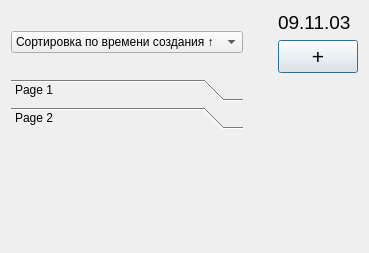
Qt form plan_dialog.ui (JustGoodkoff/Organizer) before a commit.
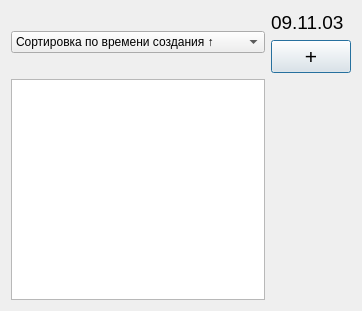
The same form after that commit.

Patch:
```diff
--- a/plan_dialog.ui
+++ b/plan_dialog.ui
@@ -6,60 +6,15 @@
    <rect>
     <x>0</x>
     <y>0</y>
-    <width>369</width>
-    <height>253</height>
+    <width>362</width>
+    <height>311</height>
    </rect>
   </property>
   <property name="windowTitle">
    <string>Dialog</string>
   </property>
   <layout class="QGridLayout" name="gridLayout">
-   <item row="2" column="0">
-    <widget class="QToolBox" name="toolBox">
-     <property name="currentIndex">
-      <number>1</number>
-     </property>
-     <widget class="QWidget" name="page">
-      <property name="geometry">
-       <rect>
-        <x>0</x>
-        <y>0</y>
-        <width>240</width>
-        <height>85</height>
-       </rect>
-      </property>
-      <attribute name="label">
-       <string>Page 1</string>
-      </attribute>
-     </widget>
-     <widget class="QWidget" name="page_2">
-      <property name="geometry">
-       <rect>
-        <x>0</x>
-        <y>0</y>
-        <width>240</width>
-        <height>85</height>
-       </rect>
-      </property>
-      <attribute name="label">
-       <string>Page 2</string>
-      </attribute>
-     </widget>
-    </widget>
-   </item>
-   <item row="0" column="2">
-    <widget class="QLabel" name="label">
-     <property name="font">
-      <font>
-       <pointsize>14</pointsize>
-      </font>
-     </property>
-     <property name="text">
-      <string>09.11.03</string>
-     </property>
-    </widget>
-   </item>
-   <item row="1" column="2">
+   <item row="1" column="1">
     <widget class="QPushButton" name="pushButton">
      <property name="font">
       <font>
@@ -71,6 +26,18 @@
      </property>
     </widget>
    </item>
+   <item row="0" column="1">
+    <widget class="QLabel" name="label">
+     <property name="font">
+      <font>
+       <pointsize>14</pointsize>
+      </font>
+     </property>
+     <property name="text">
+      <string>09.11.03</string>
+     </property>
+    </widget>
+   </item>
    <item row="0" column="0" rowspan="2">
     <widget class="QComboBox" name="comboBox">
      <item>
@@ -95,18 +62,8 @@
      </item>
     </widget>
    </item>
-   <item row="1" column="1">
-    <spacer name="horizontalSpacer">
-     <property name="orientation">
-      <enum>Qt::Horizontal</enum>
-     </property>
-     <property name="sizeHint" stdset="0">
-      <size>
-       <width>20</width>
-       <height>20</height>
-      </size>
-     </property>
-    </spacer>
+   <item row="2" column="0">
+    <widget class="QListWidget" name="listWidget"/>
    </item>
   </layout>
  </widget>
```
